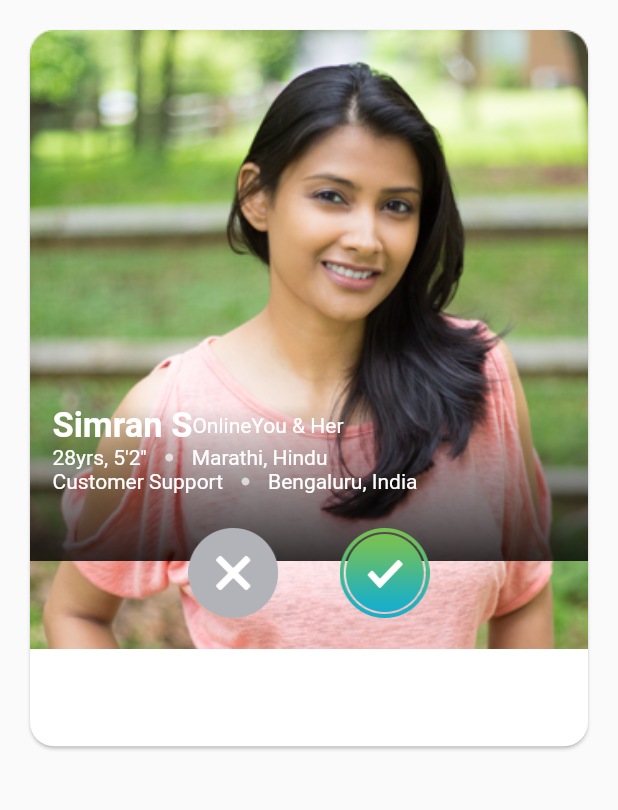
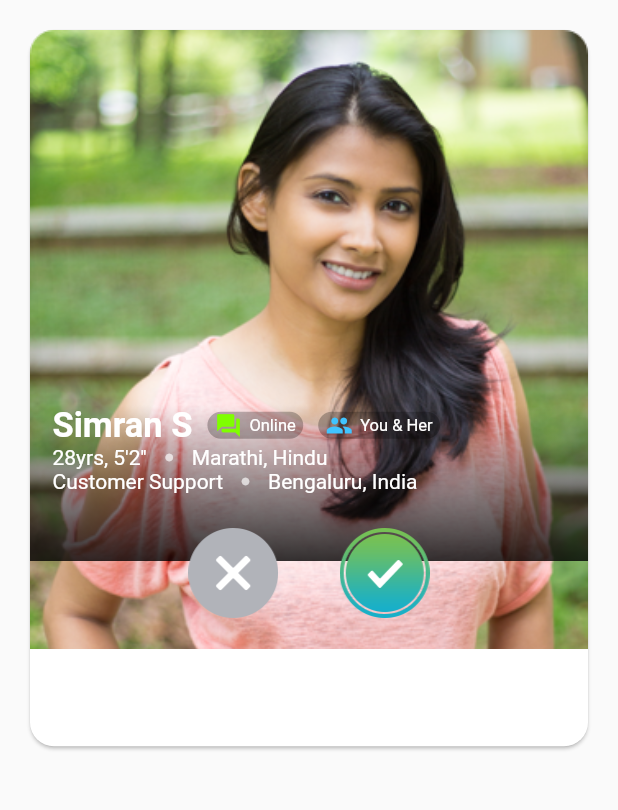
Before and after one commit to CRUSADER1912/flutter_challenge, a Flutter app: the screen it shows after launch, on a phone screen of 412 x 824 dp, the part 84-894 px from its top. Run offline on Flutter 3.47's test engine with Material 2 defaults, Android fonts, the phone set to English and light mode, and no system bars.

Commit message:
Added chipText widget for online and you and her

```diff
--- a/lib/profileNamesWidget.dart
+++ b/lib/profileNamesWidget.dart
@@ -36,14 +36,26 @@ class ProfileNames extends StatelessWidget {
                         fontWeight: FontWeight.bold,
                         color: Colors.white),
                   ),
-                  new Text(
-                    'Online',
-                    style: new TextStyle(fontSize: 14.0, color: Colors.white),
+                  new SizedBox(
+                    width: 10.0,
                   ),
-                  new Text(
-                    'You & Her',
-                    style: new TextStyle(fontSize: 14.0, color: Colors.white),
-                  )
+                  new ChipText(
+                      new Icon(
+                        Icons.forum,
+                        color: const Color(0xff7fff00),
+                        size: 18.0,
+                      ),
+                      'Online'),
+                  new SizedBox(
+                    width: 10.0,
+                  ),
+                  new ChipText(
+                      new Icon(
+                        Icons.group,
+                        color: Colors.lightBlueAccent,
+                        size: 18.0,
+                      ),
+                      'You & Her'),
                 ],
               ),
               new Row(
@@ -52,8 +64,14 @@ class ProfileNames extends StatelessWidget {
                     "28yrs, 5'2''",
                     style: new TextStyle(fontSize: 14.0, color: Colors.white),
                   ),
-                  new SizedBox(width: 12.0,),
-                  new Icon(Icons.brightness_1, size: 6.0, color: const Color(0xaaffffff),),
+                  new SizedBox(
+                    width: 12.0,
+                  ),
+                  new Icon(
+                    Icons.brightness_1,
+                    size: 6.0,
+                    color: const Color(0xaaffffff),
+                  ),
                   new SizedBox(
                     width: 12.0,
                   ),
@@ -69,8 +87,14 @@ class ProfileNames extends StatelessWidget {
                     "Customer Support",
                     style: new TextStyle(fontSize: 14.0, color: Colors.white),
                   ),
-                  new SizedBox(width: 12.0,),
-                  new Icon(Icons.brightness_1, size: 6.0, color: const Color(0xaaffffff),),
+                  new SizedBox(
+                    width: 12.0,
+                  ),
+                  new Icon(
+                    Icons.brightness_1,
+                    size: 6.0,
+                    color: const Color(0xaaffffff),
+                  ),
                   new SizedBox(
                     width: 12.0,
                   ),
@@ -90,3 +114,38 @@ class ProfileNames extends StatelessWidget {
     );
   }
 }
+
+class ChipText extends StatelessWidget {
+  String label;
+  Icon icon;
+
+  ChipText(this.icon, this.label);
+
+  @override
+  Widget build(BuildContext context) {
+    return new Container(
+      decoration: new BoxDecoration(
+        color: Colors.black26,
+        borderRadius: new BorderRadius.all(new Radius.circular(20.0)),
+      ),
+      child: new Row(
+        children: <Widget>[
+          new SizedBox(
+            width: 5.0,
+          ),
+          icon,
+          new SizedBox(
+            width: 5.0,
+          ),
+          new Text(
+            label,
+            style: new TextStyle(fontSize: 11.0, color: Colors.white),
+          ),
+          new SizedBox(
+            width: 5.0,
+          ),
+        ],
+      ),
+    );
+  }
+}
```
